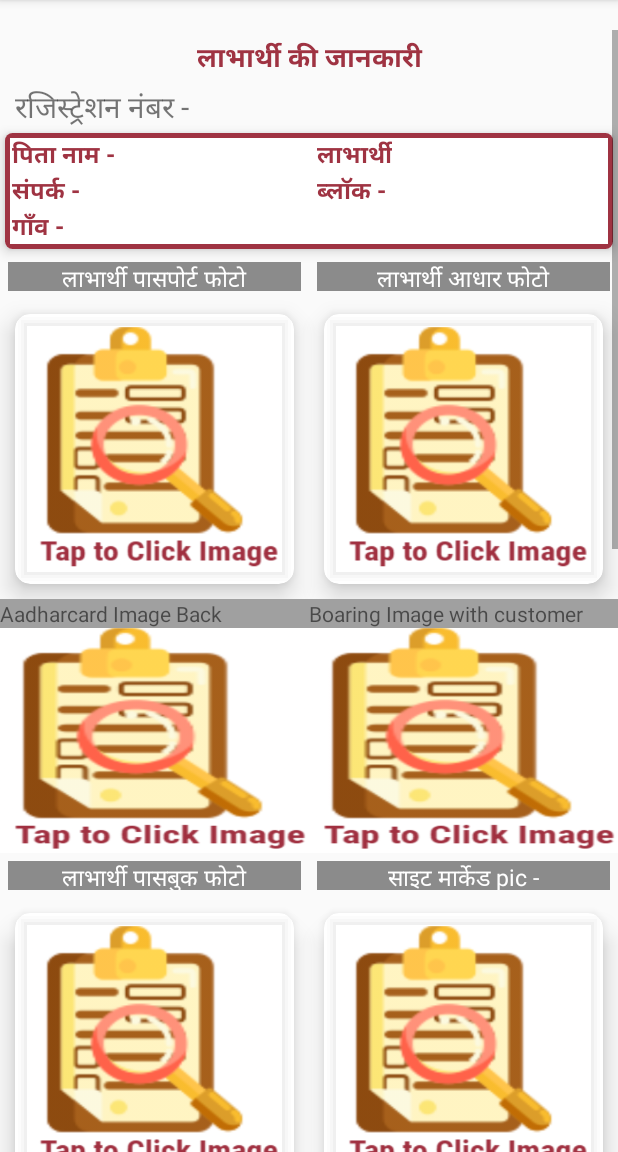
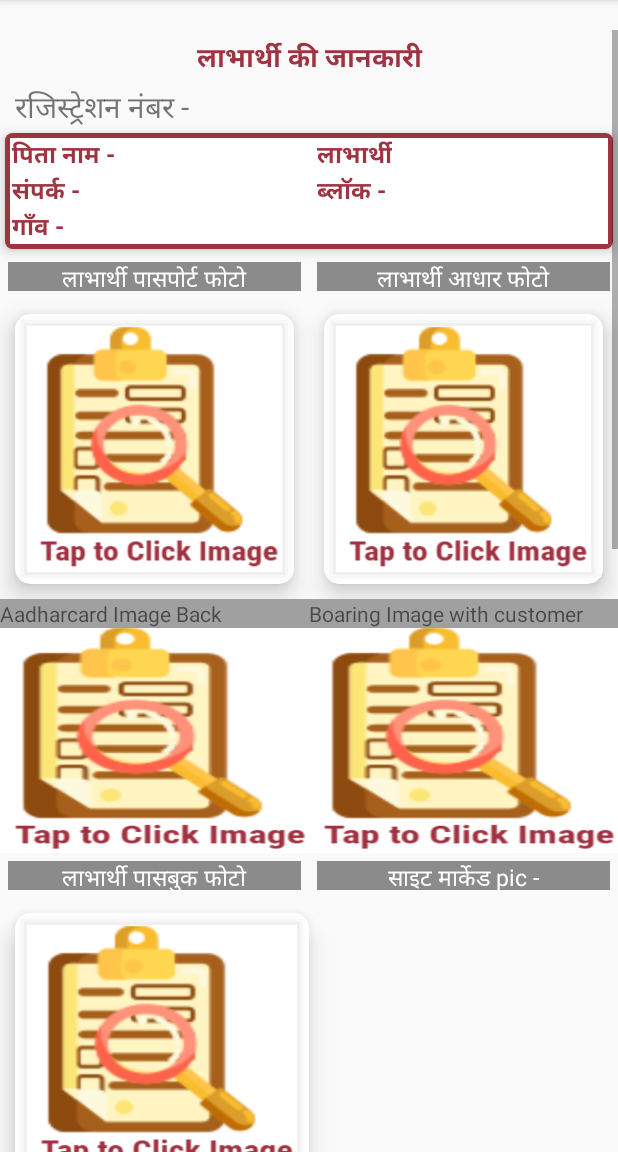
Before and after one commit to ravi-rajput/Creda_Hareda_etc, an Android app: the SiteSurvey screen opened directly, with no data from a screen before it, on a phone screen of 412 x 824 dp, the part 84-1236 px from its top. Run offline under Robolectric (Android 15) with nearby library versions, the phone set to English and light mode, and no system bars; our stand-ins replace Volley; libraries missing offline, so code that uses them is left out: com.karumi.dexter; network calls fail; 30 statements that could not run were skipped.

Commit message:
site survay remove image3

```diff
--- a/app/src/main/java/update/gautamsolar/creda/Automatic_BroadCast_Receivers/NetworkStateCheckerS.java
+++ b/app/src/main/java/update/gautamsolar/creda/Automatic_BroadCast_Receivers/NetworkStateCheckerS.java
@@ -143,7 +143,7 @@ public class NetworkStateCheckerS extends BroadcastReceiver {
                 Map<String, String> params = new HashMap<>();
                 params.put("photo1", photo1);
                 params.put("photo2", photo2);
-                params.put("photo3", photo3);
+//                params.put("photo3", photo3);
                 params.put("photo4", photo4);
                 params.put("photo5", photo5);
                 params.put("photo6", photo6);
--- a/app/src/main/java/update/gautamsolar/creda/BenifRecyclerview.java
+++ b/app/src/main/java/update/gautamsolar/creda/BenifRecyclerview.java
@@ -477,6 +477,7 @@ public class BenifRecyclerview extends RecyclerView.Adapter<BenifRecyclerview.Be
                     editor.putString("saralid",credaModel.getSaralid());
                     editor.putString("saralyear",credaModel.getSaralyear());
                     editor.putString("pic_date",credaModel.getPic_date());
+                    editor.putString("lead_phase",credaModel.getPhase());
 
 
 
--- a/app/src/main/java/update/gautamsolar/creda/FoundationActivity.java
+++ b/app/src/main/java/update/gautamsolar/creda/FoundationActivity.java
@@ -240,7 +240,7 @@ public class FoundationActivity extends AppCompatActivity {
         KEYPHOTO3 = bundlef.getString("fondimg3");
         KEYPHOTO4 = bundlef.getString("fondimg4");
         KEYPHOTO5 = bundlef.getString("fondimg5");
-        if(project.equals("PEDA")){
+        if(project.equals("PEDA")||sharedPreferences.getString("lead_phase","").equals("HAREDA_PHASE2")){
             pic_date = getDateTime();
         }else {
             pic_date = bundlef.getString("pic_date");
--- a/app/src/main/java/update/gautamsolar/creda/SiteSurvey.java
+++ b/app/src/main/java/update/gautamsolar/creda/SiteSurvey.java
@@ -746,7 +746,7 @@ img_no="5";
                 Map<String, String> params = new HashMap<>();
                 params.put("photo1", photo11);
                 params.put("photo2", photo12);
-                params.put("photo3", photo13);
+//                params.put("photo3", photo13);
                 params.put("photo4", photo14);
                 params.put("photo5", photo15);
                 params.put("photo6", photo16);
--- a/app/src/main/java/update/gautamsolar/creda/UploadBenificieryPic.java
+++ b/app/src/main/java/update/gautamsolar/creda/UploadBenificieryPic.java
@@ -237,7 +237,7 @@ String img_no;
         KEYPHOTO6 = bundleUploadB.getString("instimg6");
         KEYPHOTO7 = bundleUploadB.getString("instimg7");
         KEYPHOTO8 = bundleUploadB.getString("fondimg5");
-        if(project.equals("PEDA")){
+        if(project.equals("PEDA")||sharedPreferences.getString("lead_phase","").equals("HAREDA_PHASE2")){
             pic_date = getDateTime();
         }else {
             pic_date = bundleUploadB.getString("pic_date");
--- a/app/src/main/res/layout/activity_site_survey.xml
+++ b/app/src/main/res/layout/activity_site_survey.xml
@@ -435,6 +435,7 @@
             android:layout_margin="10dp"
             android:layout_marginBottom="60dp"
             app:cardElevation="10dp"
+            android:visibility="gone"
             android:layout_height="match_parent">
         <LinearLayout
             android:layout_width="match_parent"
```
